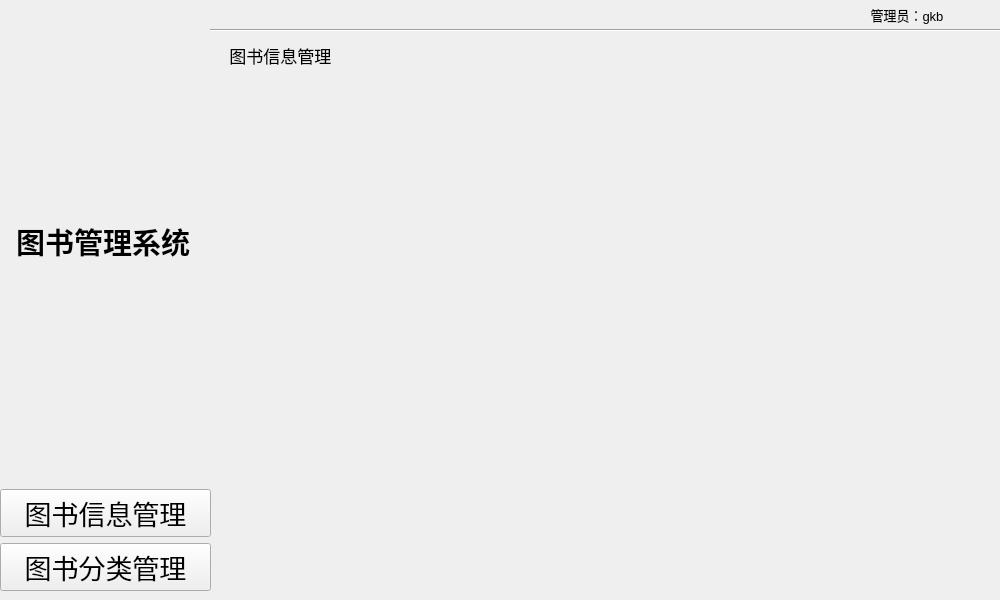
Old version of the form LibraryManager/bookmanager.ui in the repository Guodanding/713topteam_LibraryManagerSystem.
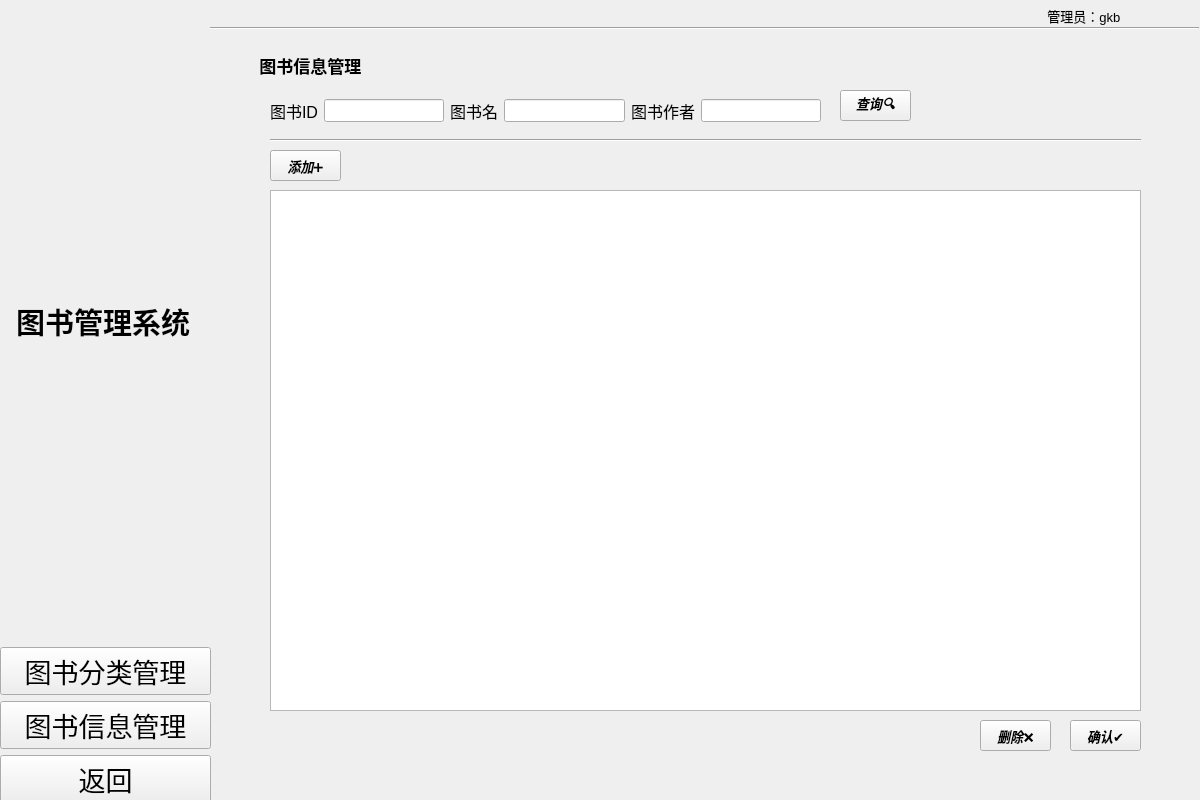
New version of the form.

Commit message: 基本完成图书信息管理模块布局，另一个图书分类管理模块可以按此布局进行

What changed in the file:
```diff
--- a/LibraryManager/bookmanager.ui
+++ b/LibraryManager/bookmanager.ui
@@ -6,13 +6,13 @@
    <rect>
     <x>0</x>
     <y>0</y>
-    <width>1000</width>
-    <height>600</height>
+    <width>1200</width>
+    <height>800</height>
    </rect>
   </property>
   <property name="font">
    <font>
-    <pointsize>25</pointsize>
+    <pointsize>10</pointsize>
    </font>
   </property>
   <property name="windowTitle">
@@ -22,8 +22,8 @@
    <property name="geometry">
     <rect>
      <x>210</x>
-     <y>-1</y>
-     <width>791</width>
+     <y>0</y>
+     <width>991</width>
      <height>31</height>
     </rect>
    </property>
@@ -33,16 +33,16 @@
     </font>
    </property>
    <property name="text">
-    <string>                                                                                                                                                                                       管理员：gkb</string>
+    <string>                                                                                                                                                                                                                                        管理员：gkb</string>
    </property>
   </widget>
-  <widget class="Line" name="line">
+  <widget class="Line" name="line1">
    <property name="geometry">
     <rect>
      <x>210</x>
      <y>20</y>
-     <width>811</width>
-     <height>20</height>
+     <width>989</width>
+     <height>16</height>
     </rect>
    </property>
    <property name="orientation">
@@ -52,10 +52,10 @@
   <widget class="QWidget" name="DataWidget" native="true">
    <property name="geometry">
     <rect>
-     <x>220</x>
-     <y>40</y>
-     <width>771</width>
-     <height>541</height>
+     <x>250</x>
+     <y>50</y>
+     <width>911</width>
+     <height>711</height>
     </rect>
    </property>
    <widget class="QLabel" name="BookInformationManagerTitle">
@@ -63,42 +63,222 @@
      <rect>
       <x>0</x>
       <y>0</y>
-      <width>771</width>
+      <width>911</width>
       <height>31</height>
      </rect>
     </property>
     <property name="font">
      <font>
       <pointsize>13</pointsize>
+      <italic>false</italic>
+      <bold>true</bold>
      </font>
     </property>
     <property name="text">
      <string>  图书信息管理</string>
     </property>
    </widget>
+   <widget class="QPushButton" name="AddpushButton">
+    <property name="geometry">
+     <rect>
+      <x>20</x>
+      <y>100</y>
+      <width>71</width>
+      <height>31</height>
+     </rect>
+    </property>
+    <property name="font">
+     <font>
+      <pointsize>10</pointsize>
+      <italic>true</italic>
+      <bold>true</bold>
+     </font>
+    </property>
+    <property name="text">
+     <string>添加➕</string>
+    </property>
+   </widget>
+   <widget class="Line" name="line">
+    <property name="geometry">
+     <rect>
+      <x>20</x>
+      <y>80</y>
+      <width>871</width>
+      <height>21</height>
+     </rect>
+    </property>
+    <property name="orientation">
+     <enum>Qt::Horizontal</enum>
+    </property>
+   </widget>
+   <widget class="QPushButton" name="SearchpushButton">
+    <property name="geometry">
+     <rect>
+      <x>590</x>
+      <y>40</y>
+      <width>71</width>
+      <height>31</height>
+     </rect>
+    </property>
+    <property name="font">
+     <font>
+      <pointsize>10</pointsize>
+      <italic>true</italic>
+      <bold>true</bold>
+     </font>
+    </property>
+    <property name="text">
+     <string>查询🔍</string>
+    </property>
+   </widget>
+   <widget class="QTableView" name="tableView">
+    <property name="geometry">
+     <rect>
+      <x>20</x>
+      <y>140</y>
+      <width>871</width>
+      <height>521</height>
+     </rect>
+    </property>
+   </widget>
+   <widget class="QPushButton" name="SurepushButton">
+    <property name="geometry">
+     <rect>
+      <x>820</x>
+      <y>670</y>
+      <width>71</width>
+      <height>31</height>
+     </rect>
+    </property>
+    <property name="font">
+     <font>
+      <pointsize>10</pointsize>
+      <italic>true</italic>
+      <bold>true</bold>
+     </font>
+    </property>
+    <property name="text">
+     <string>确认✔</string>
+    </property>
+   </widget>
+   <widget class="QPushButton" name="CanclepushButton">
+    <property name="geometry">
+     <rect>
+      <x>730</x>
+      <y>670</y>
+      <width>71</width>
+      <height>31</height>
+     </rect>
+    </property>
+    <property name="font">
+     <font>
+      <pointsize>10</pointsize>
+      <italic>true</italic>
+      <bold>true</bold>
+     </font>
+    </property>
+    <property name="text">
+     <string>删除❌</string>
+    </property>
+   </widget>
+   <widget class="QWidget" name="">
+    <property name="geometry">
+     <rect>
+      <x>20</x>
+      <y>40</y>
+      <width>551</width>
+      <height>41</height>
+     </rect>
+    </property>
+    <layout class="QHBoxLayout" name="horizontalLayout">
+     <item>
+      <widget class="QLabel" name="label">
+       <property name="font">
+        <font>
+         <pointsize>12</pointsize>
+        </font>
+       </property>
+       <property name="text">
+        <string>图书ID</string>
+       </property>
+      </widget>
+     </item>
+     <item>
+      <widget class="QLineEdit" name="BookIDlineEdit">
+       <property name="font">
+        <font>
+         <pointsize>10</pointsize>
+         <italic>false</italic>
+        </font>
+       </property>
+       <property name="text">
+        <string/>
+       </property>
+      </widget>
+     </item>
+     <item>
+      <widget class="QLabel" name="label_2">
+       <property name="font">
+        <font>
+         <pointsize>12</pointsize>
+        </font>
+       </property>
+       <property name="text">
+        <string>图书名</string>
+       </property>
+      </widget>
+     </item>
+     <item>
+      <widget class="QLineEdit" name="BookNamelineEdit">
+       <property name="font">
+        <font>
+         <pointsize>10</pointsize>
+         <italic>false</italic>
+        </font>
+       </property>
+       <property name="text">
+        <string/>
+       </property>
+      </widget>
+     </item>
+     <item>
+      <widget class="QLabel" name="label_3">
+       <property name="font">
+        <font>
+         <pointsize>12</pointsize>
+        </font>
+       </property>
+       <property name="text">
+        <string>图书作者</string>
+       </property>
+      </widget>
+     </item>
+     <item>
+      <widget class="QLineEdit" name="BookWriterlineEdit">
+       <property name="font">
+        <font>
+         <pointsize>10</pointsize>
+         <italic>false</italic>
+        </font>
+       </property>
+       <property name="text">
+        <string/>
+       </property>
+      </widget>
+     </item>
+    </layout>
+   </widget>
   </widget>
   <widget class="QWidget" name="">
    <property name="geometry">
     <rect>
      <x>0</x>
-     <y>0</y>
+     <y>2</y>
      <width>211</width>
-     <height>601</height>
+     <height>801</height>
     </rect>
    </property>
-   <layout class="QVBoxLayout" name="verticalLayout" stretch="0,0,0">
-    <property name="leftMargin">
-     <number>0</number>
-    </property>
-    <property name="topMargin">
-     <number>0</number>
-    </property>
-    <property name="rightMargin">
-     <number>0</number>
-    </property>
-    <property name="bottomMargin">
-     <number>10</number>
-    </property>
+   <layout class="QVBoxLayout" name="verticalLayout">
     <item>
      <widget class="QLabel" name="Title">
       <property name="font">
@@ -119,18 +299,6 @@
       </property>
      </widget>
     </item>
-    <item>
-     <widget class="QPushButton" name="BookInformationpushButton">
-      <property name="font">
-       <font>
-        <pointsize>20</pointsize>
-       </font>
-      </property>
-      <property name="text">
-       <string>图书信息管理</string>
-      </property>
-     </widget>
-    </item>
     <item>
      <widget class="QPushButton" name="BookClassifypushButton">
       <property name="font">
@@ -143,6 +311,30 @@
       </property>
      </widget>
     </item>
+    <item>
+     <widget class="QPushButton" name="BookInformationpushButton">
+      <property name="font">
+       <font>
+        <pointsize>20</pointsize>
+       </font>
+      </property>
+      <property name="text">
+       <string>图书信息管理</string>
+      </property>
+     </widget>
+    </item>
+    <item>
+     <widget class="QPushButton" name="ReturnpushButton">
+      <property name="font">
+       <font>
+        <pointsize>20</pointsize>
+       </font>
+      </property>
+      <property name="text">
+       <string>返回</string>
+      </property>
+     </widget>
+    </item>
    </layout>
   </widget>
  </widget>
```
The commit also changes 48 other files.
